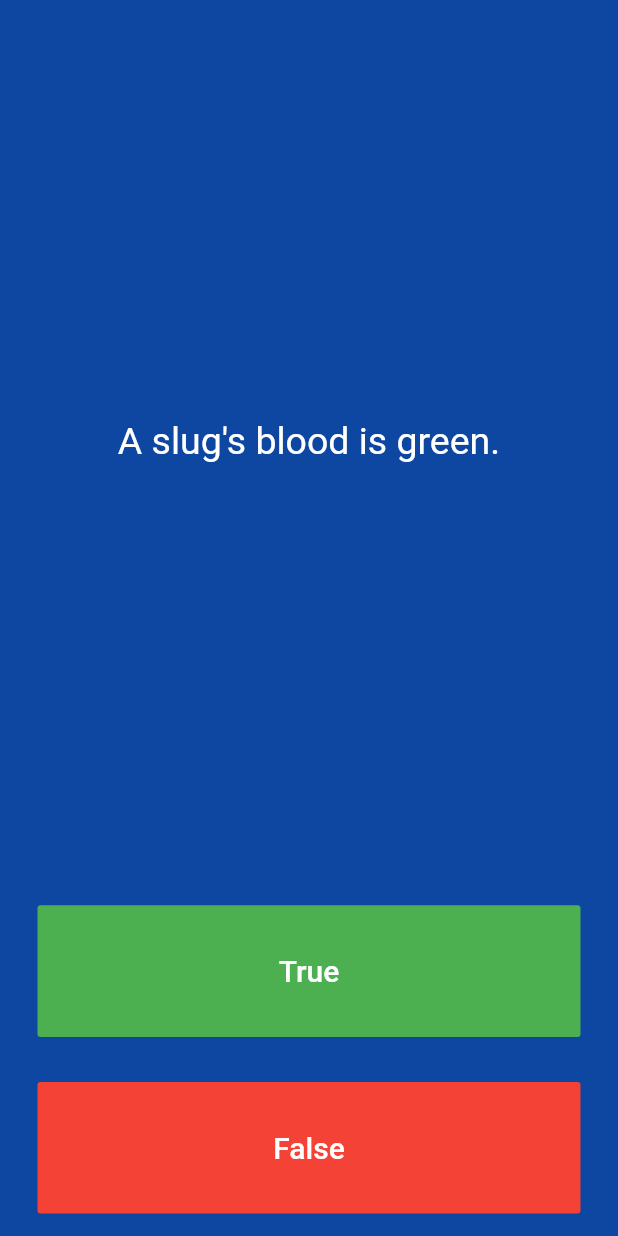
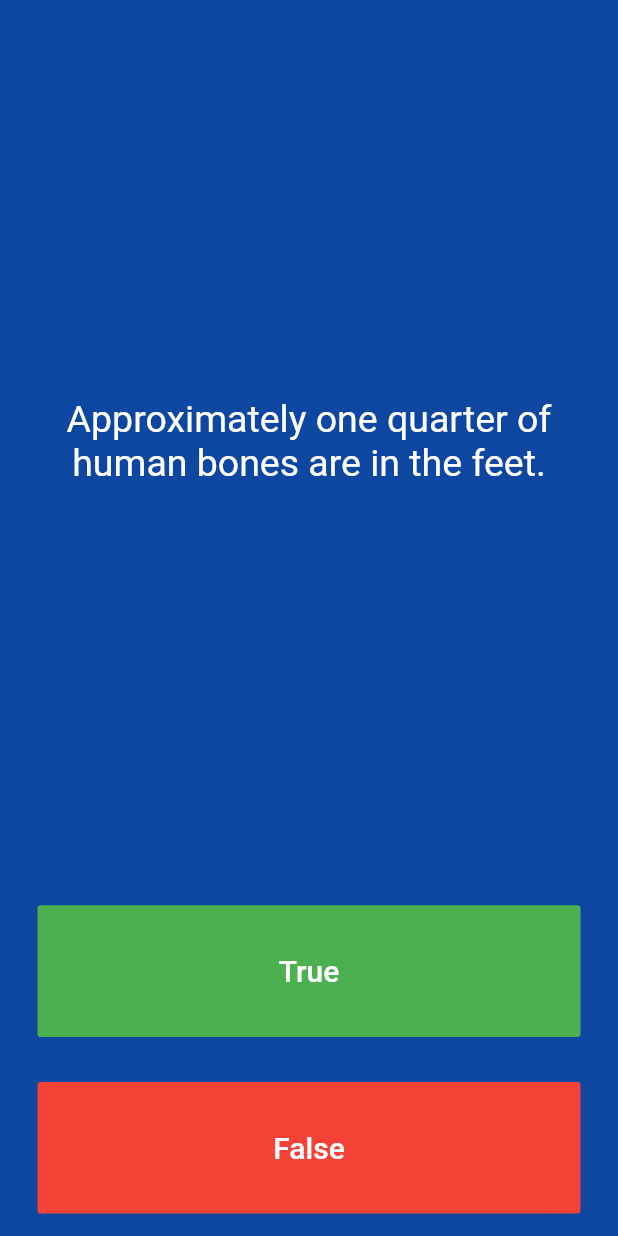
Before and after one commit to analuciablanco/Quizzler, a Flutter app: the screen it shows after launch, after a tap on "True", after a tap on "False", on a phone screen of 412 x 824 dp. Run offline on Flutter 3.47's test engine with Material 2 defaults, Android fonts, the phone set to English and light mode, and no system bars.

Commit message:
more questions added and two new files created (question.dart and quiz_brain.dart)

```diff
--- a/lib/main.dart
+++ b/lib/main.dart
@@ -1,4 +1,7 @@
 import 'package:flutter/material.dart';
+import 'quiz_brain.dart';
+
+QuizBrain quizBrain = QuizBrain();
 
 void main() => runApp(Quizzler());
 
@@ -25,14 +28,6 @@ class QuizPage extends StatefulWidget {
 }
 
 class _QuizPageState extends State<QuizPage> {
-  List<String> questions = [
-    'You can lead a cow down stairs but not up stairs.',
-    'Approximately one quarter of human bones are in the feet.',
-    'A slug\'s blood is green.'
-  ];
-
-  List<bool> answers = [false, true, true];
-
   int questionNumber = 0;
 
   List<Icon> scoreKeeper = [];
@@ -49,7 +44,7 @@ class _QuizPageState extends State<QuizPage> {
             padding: EdgeInsets.all(10.0),
             child: Center(
               child: Text(
-                questions[questionNumber],
+                quizBrain.getQuestionText(questionNumber),
                 textAlign: TextAlign.center,
                 style: TextStyle(
                   fontSize: 25.0,
@@ -73,10 +68,14 @@ class _QuizPageState extends State<QuizPage> {
                 ),
               ),
               onPressed: () {
-                bool correctAnswer = answers[questionNumber];
+                bool correctAnswer =
+                    quizBrain.getQuestionAnswer(questionNumber);
 
                 if (correctAnswer == true) {
-                } else {}
+                  print('correct answer!');
+                } else {
+                  print('wrong answer bro');
+                }
 
                 setState(() {
                   questionNumber += 1;
@@ -98,6 +97,15 @@ class _QuizPageState extends State<QuizPage> {
                 ),
               ),
               onPressed: () {
+                bool correctAnswer =
+                    quizBrain.getQuestionAnswer(questionNumber);
+
+                if (correctAnswer == false) {
+                  print('correct answer!');
+                } else {
+                  print('wrong answer bro');
+                }
+
                 setState(() {
                   questionNumber += 1;
                 });
@@ -112,9 +120,3 @@ class _QuizPageState extends State<QuizPage> {
     );
   }
 }
-
-/*
-question1: 'You can lead a cow down stairs but not up stairs.', false,
-question2: 'Approximately one quarter of human bones are in the feet.', true,
-question3: 'A slug\'s blood is green.', true,
-*/
--- /dev/null
+++ b/lib/question.dart
@@ -0,0 +1,9 @@
+class Question {
+  String questionText;
+  bool questionAnswer;
+
+  Question(String q, bool a) {
+    questionText = q;
+    questionAnswer = a;
+  }
+}
--- /dev/null
+++ b/lib/quiz_brain.dart
@@ -0,0 +1,40 @@
+import 'question.dart';
+
+class QuizBrain {
+  // We use _ to say that our object is private.
+  List<Question> _questionBank = [
+    Question('Some cats are actually allergic to humans', true),
+    Question('You can lead a cow down stairs but not up stairs.', false),
+    Question('Approximately one quarter of human bones are in the feet.', true),
+    Question('A slug\'s blood is green.', true),
+    Question('Buzz Aldrin\'s mother\'s maiden name was \"Moon\".', true),
+    Question('It is illegal to pee in the Ocean in Portugal.', true),
+    Question(
+        'No piece of square dry paper can be folded in half more than 7 times.',
+        false),
+    Question(
+        'In London, UK, if you happen to die in the House of Parliament, you are technically entitled to a state funeral, because the building is considered too sacred a place.',
+        true),
+    Question(
+        'The loudest sound produced by any animal is 188 decibels. That animal is the African Elephant.',
+        false),
+    Question(
+        'The total surface area of two human lungs is approximately 70 square metres.',
+        true),
+    Question('Google was originally called \"Backrub\".', true),
+    Question(
+        'Chocolate affects a dog\'s heart and nervous system; a few ounces are enough to kill a small dog.',
+        true),
+    Question(
+        'In West Virginia, USA, if you accidentally hit an animal with your car, you are free to take it home to eat.',
+        true)
+  ];
+
+  String getQuestionText(int questionNumber) {
+    return _questionBank[questionNumber].questionText;
+  }
+
+  bool getQuestionAnswer(int questionNumber) {
+    return _questionBank[questionNumber].questionAnswer;
+  }
+}
```
